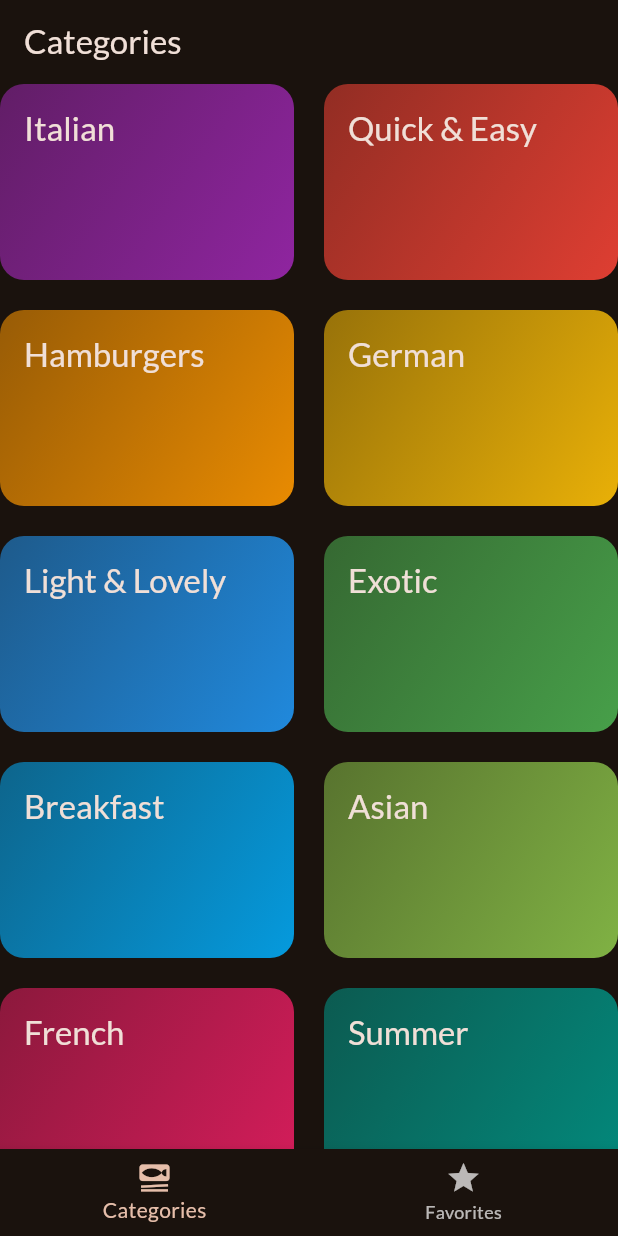
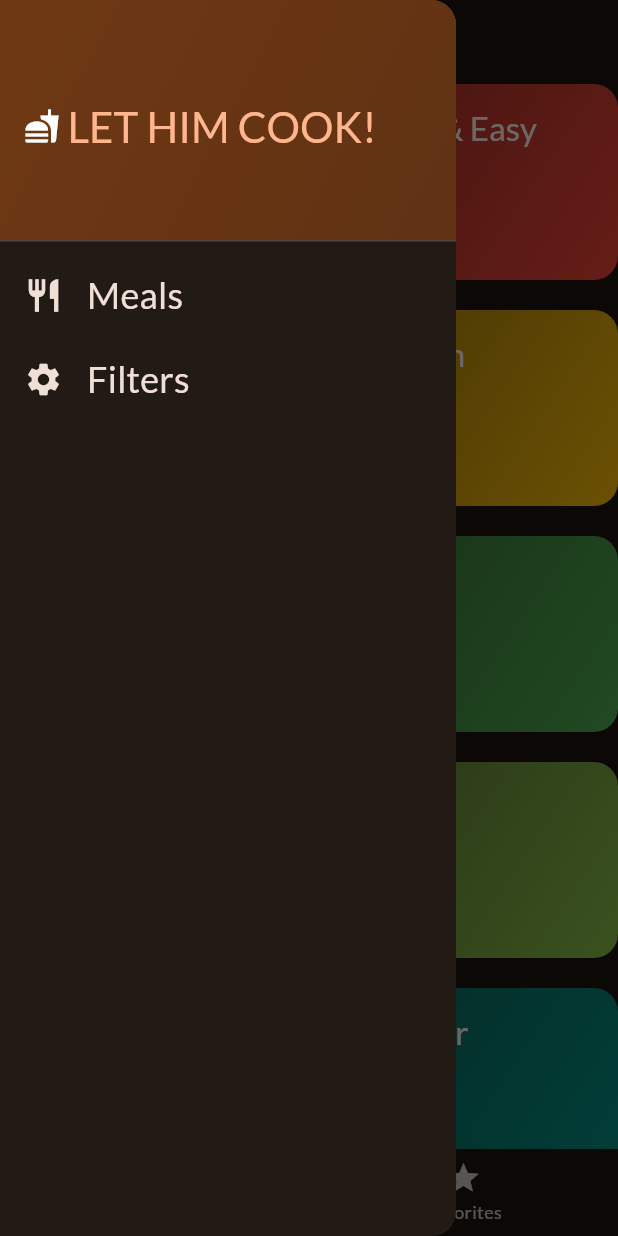
Before and after one commit to IanNoelBanta/UdemyStuff, a Flutter app: the screen it shows after launch, with the side drawer open (before the commit the screen has no drawer), on a phone screen of 412 x 824 dp. Run offline on Flutter 3.47's test engine with Material 2 defaults, Android fonts, the phone set to English and light mode, and no system bars; our stand-ins replace google_fonts, transparent_image.

Commit message:
Managing State, Side Drawer, Filtering

```diff
--- a/meals/lib/screens/categories.dart
+++ b/meals/lib/screens/categories.dart
@@ -4,8 +4,17 @@ import 'package:meals/screens/meals.dart';
 import 'package:meals/widgets/category_grid_item.dart';
 import 'package:meals/models/category.dart';
 
+import '../models/meal.dart';
+
 class CategoriesScreen extends StatelessWidget {
-  const CategoriesScreen({super.key});
+  const CategoriesScreen({
+    super.key,
+    required this.onToggleFavorite,
+    required this.isFavorite,
+  });
+
+  final Function(Meal meal) onToggleFavorite;
+  final bool isFavorite;
 
   void _selectCategory(context, Category category) {
     final filteredMeals = dummyMeals
@@ -15,8 +24,12 @@ class CategoriesScreen extends StatelessWidget {
     Navigator.push(
       context,
       MaterialPageRoute(
-        builder: (context) =>
-            MealsScreen(title: category.title, meals: filteredMeals),
+        builder: (context) => MealsScreen(
+          title: category.title,
+          meals: filteredMeals,
+          onToggleFavorite: onToggleFavorite,
+          isFavorite: isFavorite,
+        ),
       ),
     );
   }
--- a/meals/lib/screens/tabs.dart
+++ b/meals/lib/screens/tabs.dart
@@ -1,6 +1,9 @@
 import 'package:flutter/material.dart';
 import 'package:meals/screens/categories.dart';
 import 'package:meals/screens/meals.dart';
+import 'package:meals/widgets/main_drawer.dart';
+
+import '../models/meal.dart';
 
 class TabScreen extends StatefulWidget {
   const TabScreen({super.key});
@@ -18,13 +21,52 @@ class _TabScreenState extends State<TabScreen> {
     });
   }
 
+  final List<Meal> _favoriteMeals = [];
+  bool isFavorite = true;
+
+  void _onToggleMealFavoriteStatus(Meal meal) {
+    final isExisting = _favoriteMeals.contains(meal);
+
+    if (isExisting) {
+      setState(() {
+        _favoriteMeals.remove(meal);
+      });
+      _showMessage('${meal.title} was removed from your favorites.', meal);
+    } else {
+      setState(() {
+        _favoriteMeals.add(meal);
+        isFavorite = false;
+      });
+      _showMessage('${meal.title} was added to your favorites.', meal);
+    }
+  }
+
+  void _setScreen(String identifier) {
+    if (identifier == 'Filters') {
+    } else {
+      Navigator.of(context).pop();
+    }
+  }
+
+  void _showMessage(String message, Meal meal) {
+    ScaffoldMessenger.of(context).clearSnackBars();
+    ScaffoldMessenger.of(context)
+        .showSnackBar(SnackBar(content: Text(message, textAlign: TextAlign.justify,)));
+  }
+
   @override
   Widget build(context) {
-    Widget activePage = const CategoriesScreen();
+    Widget activePage = CategoriesScreen(
+      onToggleFavorite: _onToggleMealFavoriteStatus, isFavorite: isFavorite,
+    );
     var activePageTitle = 'Categories';
 
     if (_selectedPageIndex == 1) {
-      activePage = const MealsScreen(meals: []);
+      activePage = MealsScreen(
+        meals: _favoriteMeals,
+        onToggleFavorite: _onToggleMealFavoriteStatus,
+        isFavorite: isFavorite,
+      );
       activePageTitle = 'Your Favorites';
     }
 
@@ -32,6 +74,7 @@ class _TabScreenState extends State<TabScreen> {
       appBar: AppBar(
         title: Text(activePageTitle),
       ),
+      drawer: MainDrawer(onSelectScreen: _setScreen),
       body: activePage,
       bottomNavigationBar: BottomNavigationBar(
         currentIndex: _selectedPageIndex,
@@ -39,11 +82,18 @@ class _TabScreenState extends State<TabScreen> {
           _selectPage(index);
         },
         items: const [
-          BottomNavigationBarItem(icon: Icon(Icons.set_meal), label: 'Categories'),
-          BottomNavigationBarItem(icon: Icon(Icons.star), label: 'Favorites'),
+          BottomNavigationBarItem(
+            icon: Icon(Icons.set_meal),
+            label: 'Categories',
+          ),
+          BottomNavigationBarItem(
+            icon: Icon(
+              Icons.star,
+            ),
+            label: 'Favorites',
+          ),
         ],
       ),
-
     );
   }
 }
--- /dev/null
+++ b/meals/lib/widgets/main_drawer.dart
@@ -0,0 +1,75 @@
+import 'package:flutter/material.dart';
+
+class MainDrawer extends StatelessWidget {
+  const MainDrawer({super.key, required this.onSelectScreen});
+
+  final void Function(String identifier) onSelectScreen;
+
+  @override
+  Widget build(context) {
+    return Drawer(
+      child: Column(
+        children: [
+          DrawerHeader(
+            decoration: BoxDecoration(
+              gradient: LinearGradient(
+                colors: [
+                  Theme.of(context).colorScheme.primaryContainer,
+                  Theme.of(context)
+                      .colorScheme
+                      .primaryContainer
+                      .withOpacity(0.8),
+                ],
+                begin: Alignment.topLeft,
+                end: Alignment.bottomRight,
+              ),
+            ),
+            child: Row(children: [
+              const Icon(Icons.fastfood),
+              const SizedBox(width: 5),
+              Text(
+                'LET HIM COOK!',
+                style: Theme.of(context)
+                    .textTheme
+                    .headlineMedium!
+                    .copyWith(color: Theme.of(context).colorScheme.primary),
+              ),
+            ]),
+          ),
+          ListTile(
+            leading: Icon(
+              Icons.restaurant,
+              size: 26,
+              color: Theme.of(context).colorScheme.onBackground,
+            ),
+            title: Text(
+              'Meals',
+              style: Theme.of(context).textTheme.titleMedium!.copyWith(
+                  color: Theme.of(context).colorScheme.onBackground,
+                  fontSize: 24),
+            ),
+            onTap: () {
+              onSelectScreen('Meals');
+            },
+          ),
+          ListTile(
+            leading: Icon(
+              Icons.settings,
+              size: 26,
+              color: Theme.of(context).colorScheme.onBackground,
+            ),
+            title: Text(
+              'Filters',
+              style: Theme.of(context).textTheme.titleMedium!.copyWith(
+                  color: Theme.of(context).colorScheme.onBackground,
+                  fontSize: 24),
+            ),
+            onTap: () {
+              onSelectScreen('Filters');
+            },
+          ),
+        ],
+      ),
+    );
+  }
+}
--- a/meals/pubspec.yaml
+++ b/meals/pubspec.yaml
@@ -36,6 +36,7 @@ dependencies:
   # Use with the CupertinoIcons class for iOS style icons.
   cupertino_icons: ^1.0.2
   google_fonts: ^5.1.0
+  transparent_image: ^2.0.1
 
 dev_dependencies:
   flutter_test:
```
Also changed, not shown: meals/lib/screens/filters.dart (added, +49 -0 lines), meals/lib/screens/meal_details_screen.dart (+22 -6 lines), meals/lib/screens/meals.dart (+6 -1 lines), meals/pubspec.lock.
